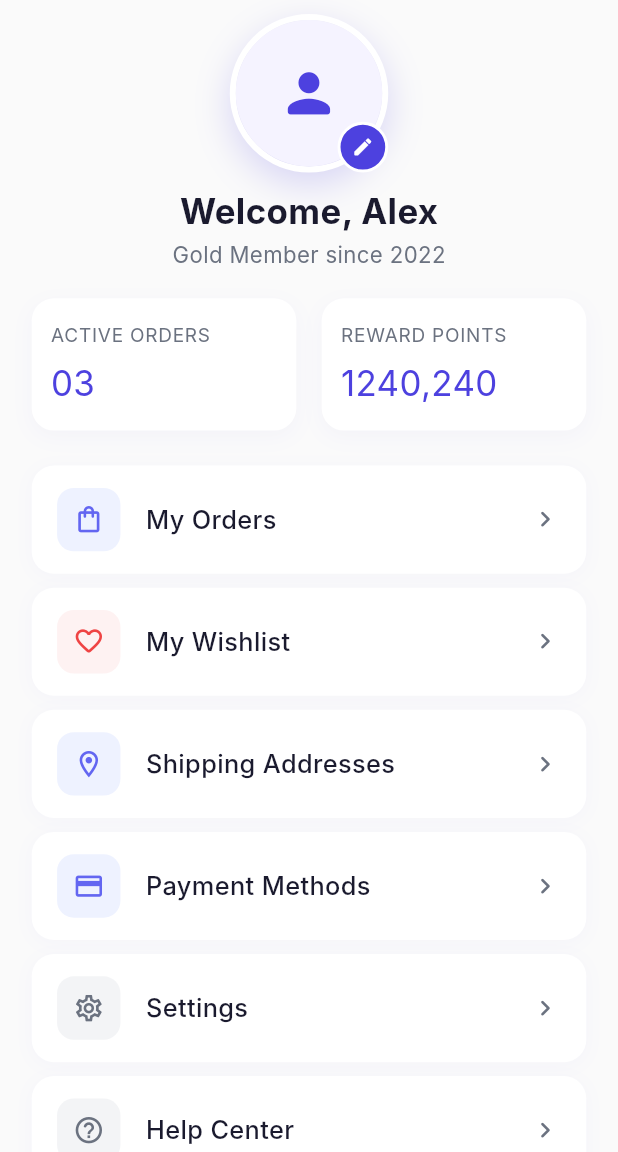
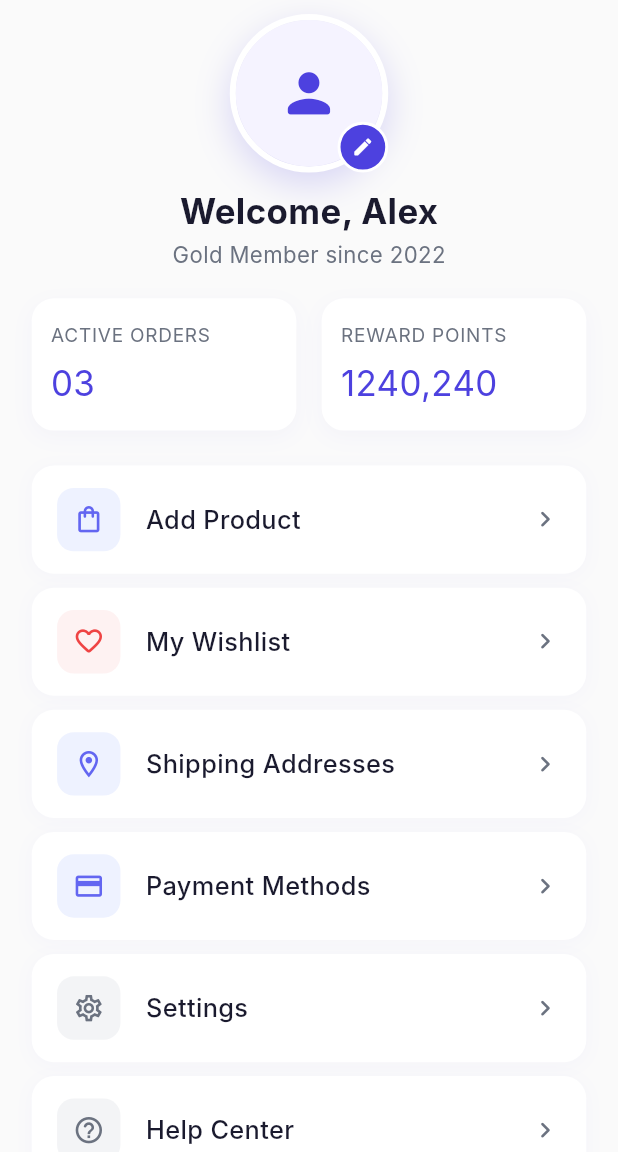
Before and after one commit to AbdoEmad11/nti_final_project, a Flutter app: the _ProfileView screen opened directly, on a phone screen of 412 x 824 dp, the part 84-1236 px from its top. Run offline on Flutter 3.47's test engine with Material 3 defaults, Android fonts, the phone set to English and light mode, and no system bars; drawn by our look-alikes of cached_network_image; our stand-ins replace equatable, flutter_bloc, flutter_screenutil, flutter_svg; network calls fail; Roboto replaces fonts that are missing (Inter).

Commit message:
add app routes and implement main layout with custom bottom navigation bar

```diff
--- a/lib/core/theme/app_routs.dart
+++ b/lib/core/utils/app_routs.dart
@@ -10,6 +10,8 @@ import 'package:nti_final_project/features/onboarding/view/screens/onboarding_sc
 import 'package:nti_final_project/features/onboarding/view/screens/splash_screen.dart';
 import 'package:nti_final_project/features/product/view/screens/product_details.dart';
 
+import '../../addProduct/views/screens/add_product_screen.dart';
+
 class AppRoutes {
   static const String splash = '/';
   static const String onboarding = '/onboarding';
@@ -21,6 +23,8 @@ class AppRoutes {
   static const String mainLayout = '/main-layout';
   static const String productDetails = '/product-details';
   static const String checkout = '/checkout';
+  static const String addProduct = '/add-product';
+
 
   static Route<dynamic> onGenerateRoute(RouteSettings settings) {
     switch (settings.name) {
@@ -54,6 +58,10 @@ class AppRoutes {
       case checkout:
         return MaterialPageRoute(builder: (_) => const CheckoutScreen());
 
+      case '/add-product':
+        return MaterialPageRoute(builder: (_) => const AddProductScreen());
+
+
       default:
         return MaterialPageRoute(builder: (_) => const SplashScreen());
     }
--- a/lib/features/auth/view/screens/forgot_password_screen.dart
+++ b/lib/features/auth/view/screens/forgot_password_screen.dart
@@ -5,7 +5,7 @@ import 'package:nti_final_project/core/styling/app_styles.dart';
 import 'package:nti_final_project/features/auth/view/widgets/custom_text_field.dart';
 import 'package:nti_final_project/features/auth/view/widgets/primary_button_widget.dart';
 
-import '../../../../core/theme/app_routs.dart';
+import '../../../../core/utils/app_routs.dart';
 
 class ForgotPasswordScreen extends StatelessWidget {
   const ForgotPasswordScreen({super.key});
--- a/lib/features/auth/view/screens/login_screen.dart
+++ b/lib/features/auth/view/screens/login_screen.dart
@@ -8,7 +8,7 @@ import 'package:nti_final_project/features/auth/view/widgets/custum_icons_app.da
 import 'package:nti_final_project/features/auth/view/widgets/primary_button_widget.dart';
 import 'package:nti_final_project/main.dart';
 
-import '../../../../core/theme/app_routs.dart';
+import '../../../../core/utils/app_routs.dart';
 
 class LoginScreen extends StatefulWidget {
   const LoginScreen({super.key});
--- a/lib/features/auth/view/screens/otp_screen.dart
+++ b/lib/features/auth/view/screens/otp_screen.dart
@@ -1,7 +1,7 @@
 import 'package:flutter/material.dart';
 import 'package:flutter/services.dart';
 
-import '../../../../core/theme/app_routs.dart';
+import '../../../../core/utils/app_routs.dart';
 
 class OtpVerificationScreen extends StatefulWidget {
   const OtpVerificationScreen({super.key});
--- a/lib/features/auth/view/screens/register_screen.dart
+++ b/lib/features/auth/view/screens/register_screen.dart
@@ -6,7 +6,7 @@ import 'package:nti_final_project/core/styling/app_styles.dart';
 import 'package:nti_final_project/features/auth/view/widgets/custom_text_field.dart';
 import 'package:nti_final_project/features/auth/view/widgets/primary_button_widget.dart';
 
-import '../../../../core/theme/app_routs.dart';
+import '../../../../core/utils/app_routs.dart';
 
 class RegisterScreen extends StatefulWidget {
   const RegisterScreen({super.key});
--- a/lib/features/cart/view/screens/cart_screen.dart
+++ b/lib/features/cart/view/screens/cart_screen.dart
@@ -2,7 +2,7 @@ import 'package:flutter/material.dart';
 import 'package:flutter_bloc/flutter_bloc.dart';
 import 'package:flutter_screenutil/flutter_screenutil.dart';
 import '../../../../core/theme/app_colors.dart';
-import '../../../../core/theme/app_routs.dart';
+import '../../../../core/utils/app_routs.dart';
 import '../../../../core/theme/app_text_styles.dart';
 import '../../../../core/utils/app_constants.dart';
 import '../../../../core/widgets/app_bar_widget.dart';
--- a/lib/features/home/view/widgets/product_item_widget.dart
+++ b/lib/features/home/view/widgets/product_item_widget.dart
@@ -1,7 +1,7 @@
 import 'dart:developer';
 
 import 'package:flutter/material.dart';
-import '../../../../core/theme/app_routs.dart';
+import '../../../../core/utils/app_routs.dart';
 import '../../data/models/product_model.dart';
 
 class ProductItem extends StatefulWidget {
--- a/lib/features/onboarding/view/screens/onboarding_screen.dart
+++ b/lib/features/onboarding/view/screens/onboarding_screen.dart
@@ -1,7 +1,7 @@
 import 'package:flutter/material.dart';
 import 'package:flutter_screenutil/flutter_screenutil.dart';
 import '../../../../core/theme/app_colors.dart';
-import '../../../../core/theme/app_routs.dart';
+import '../../../../core/utils/app_routs.dart';
 import '../../../../core/theme/app_text_styles.dart';
 import '../../../../core/utils/app_constants.dart';
 import '../../../../core/widgets/app_buttons.dart';
--- a/lib/features/profile/data/cubits/profile_cubit.dart
+++ b/lib/features/profile/data/cubits/profile_cubit.dart
@@ -30,11 +30,11 @@ class ProfileCubit extends Cubit<ProfileState> {
 
     final menuItems = [
       const ProfileMenuItem(
-        title: 'My Orders',
+        title: 'Add Product',
         icon: Icons.shopping_bag_outlined,
         iconColor: Color(0xFF6366F1),
         iconBackgroundColor: Color(0xFFEEF2FF),
-        route: '/orders',
+        route: '/add-product',
       ),
       const ProfileMenuItem(
         title: 'My Wishlist',
--- a/lib/features/profile/view/screens/profile_screen.dart
+++ b/lib/features/profile/view/screens/profile_screen.dart
@@ -2,6 +2,7 @@ import 'package:flutter/material.dart';
 import 'package:flutter_bloc/flutter_bloc.dart';
 import 'package:flutter_screenutil/flutter_screenutil.dart';
 import '../../../../core/theme/app_colors.dart';
+import '../../../../core/utils/app_routs.dart';
 import '../../../../core/theme/app_text_styles.dart';
 import '../../../../core/widgets/app_bar_widget.dart';
 import '../../../../core/widgets/app_buttons.dart';
@@ -92,6 +93,7 @@ class _ProfileView extends StatelessWidget {
                     return ProfileMenuItemWidget(
                       item: item,
                       onTap: () {
+                        Navigator.pushNamed(context, AppRoutes.addProduct);
                       },
                     );
                   }),
--- a/lib/main.dart
+++ b/lib/main.dart
@@ -1,7 +1,7 @@
 import 'package:flutter/material.dart';
 import 'package:flutter_screenutil/flutter_screenutil.dart';
 import 'package:nti_final_project/core/styling/app_theme.dart';
-import 'core/theme/app_routs.dart';
+import 'core/utils/app_routs.dart';
 
 void main() {
   runApp(const MyApp());
```
Also changed, not shown: 1 other file.
